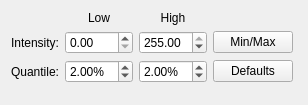
First picture: the form in Code/Common/mvdColorDynamicsWidget.ui, repository orfeotoolbox/OTB, before the edit.
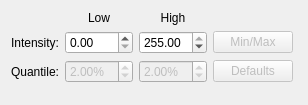
Second picture: the form after the edit.

The edit to the form file:
```diff
--- a/Code/Common/mvdColorDynamicsWidget.ui
+++ b/Code/Common/mvdColorDynamicsWidget.ui
@@ -94,7 +94,10 @@
       </widget>
      </item>
      <item row="1" column="3">
-      <widget class="QPushButton" name="m_MinMaxButton">
+      <widget class="QPushButton" name="minMaxButton">
+       <property name="enabled">
+        <bool>false</bool>
+       </property>
        <property name="sizePolicy">
         <sizepolicy hsizetype="Minimum" vsizetype="Fixed">
          <horstretch>0</horstretch>
@@ -123,7 +126,10 @@
       </widget>
      </item>
      <item row="2" column="1">
-      <widget class="QDoubleSpinBox" name="m_LowQuantileSpinBox">
+      <widget class="QDoubleSpinBox" name="lowQuantileSpinBox">
+       <property name="enabled">
+        <bool>false</bool>
+       </property>
        <property name="frame">
         <bool>true</bool>
        </property>
@@ -136,7 +142,10 @@
       </widget>
      </item>
      <item row="2" column="2">
-      <widget class="QDoubleSpinBox" name="m_HighQuantileSpinBox">
+      <widget class="QDoubleSpinBox" name="highQuantileSpinBox">
+       <property name="enabled">
+        <bool>false</bool>
+       </property>
        <property name="frame">
         <bool>true</bool>
        </property>
@@ -149,7 +158,10 @@
       </widget>
      </item>
      <item row="2" column="3">
-      <widget class="QPushButton" name="m_DefaultsButton">
+      <widget class="QPushButton" name="defaultsButton">
+       <property name="enabled">
+        <bool>false</bool>
+       </property>
        <property name="sizePolicy">
         <sizepolicy hsizetype="Minimum" vsizetype="Fixed">
          <horstretch>0</horstretch>
```
Left out of the diff: 12 changed lines with no effect on the pictures.
